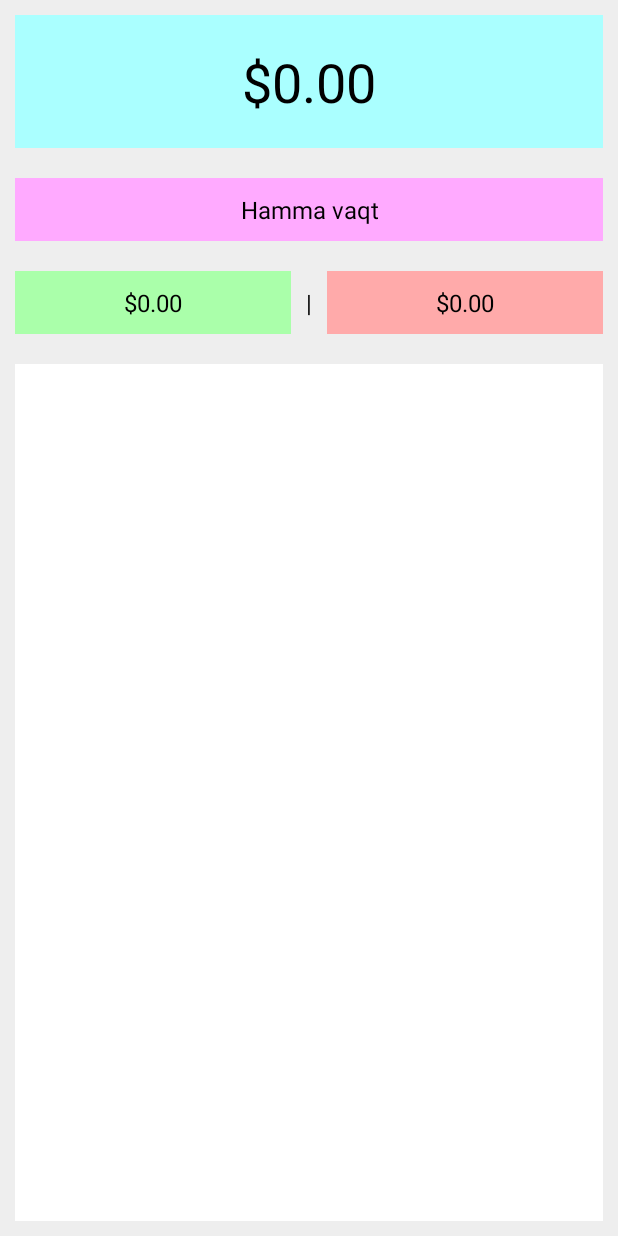
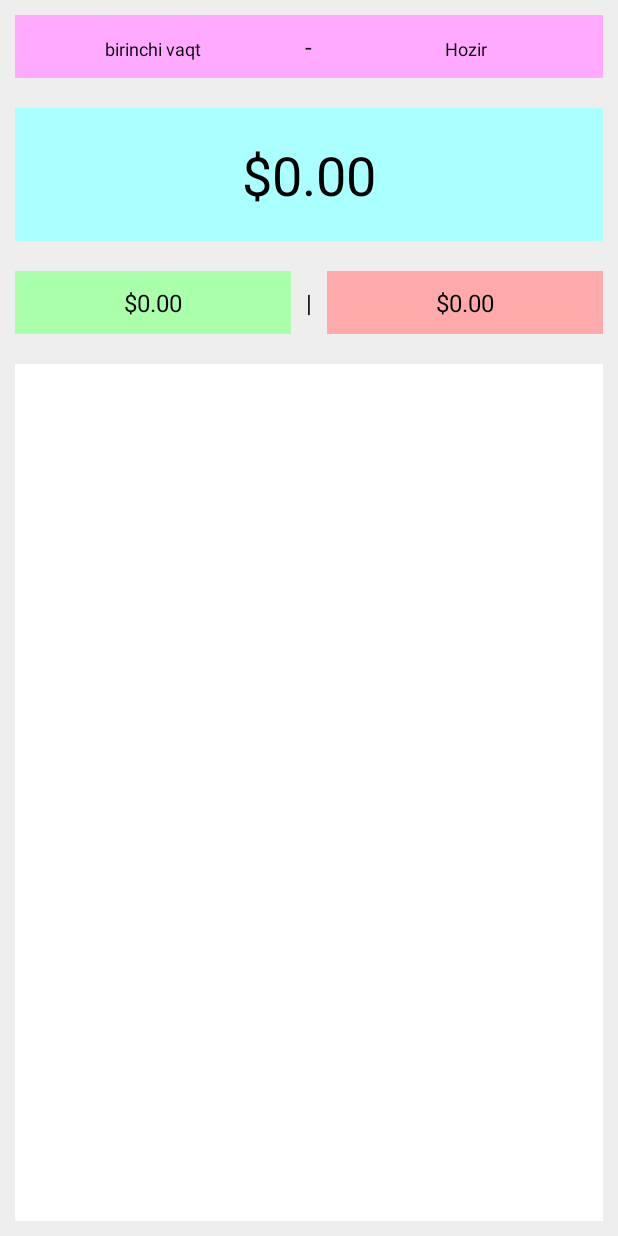
Before and after one commit to ShahzodAbdinazarov/Bill, an Android app: the screen it shows after launch (MainActivity), on a phone screen of 412 x 824 dp. Run offline under Robolectric (Android 15) with nearby library versions, the phone set to English and light mode, and no system bars.

Commit message:
Fixed bug

```diff
--- a/app/src/main/java/uz/qmii/bill/MainActivity.java
+++ b/app/src/main/java/uz/qmii/bill/MainActivity.java
@@ -26,10 +26,10 @@ public class MainActivity extends AppCompatActivity implements
 
     int money;
     private ListView history;
-    private TextView current, txtTime, income, outcome;
-    private int year, month, day;
+    private TextView current, income, outcome, from, to, setText;
+    private int year, month, day, hour, minute;
     private DBHelper db;
-    private String time;
+    private long selectTime = Calendar.getInstance().getTimeInMillis();
 
     @Override
     protected void onCreate(Bundle savedInstanceState) {
@@ -39,19 +39,28 @@ public class MainActivity extends AppCompatActivity implements
         current = findViewById(R.id.current);
         income = findViewById(R.id.income);
         outcome = findViewById(R.id.outcome);
-        txtTime = findViewById(R.id.txtTime);
         history = findViewById(R.id.history);
+        from = findViewById(R.id.from);
+        to = findViewById(R.id.to);
         db = new DBHelper(this);
 
         refresh();
 
         income.setOnClickListener(l -> dialog(true));
         outcome.setOnClickListener(l -> dialog(false));
-        txtTime.setOnClickListener(l -> {
+        from.setOnClickListener(l -> {
             setTime();
-            txtTime.setText(time);
+            setSetText(from);
+        });
+        to.setOnClickListener(l -> {
+            setTime();
+            setSetText(to);
         });
 
+    }
+
+    public void setSetText(TextView setText) {
+        this.setText = setText;
     }
 
     void dialog(boolean isIncome) {
@@ -74,10 +83,10 @@ public class MainActivity extends AppCompatActivity implements
                 History history;
                 if (isIncome) {
                     money += Integer.parseInt(text);
-                    history = new History(1, Integer.parseInt(text), "14:00", "aachen auriga ankara knelling", true);
+                    history = new History(1, Integer.parseInt(text), selectTime, "aachen auriga ankara knelling", true);
                 } else {
                     money -= Integer.parseInt(text);
-                    history = new History(1, Integer.parseInt(text), "16:00", "ian qingdao nosebag shrugging", false);
+                    history = new History(1, Integer.parseInt(text), selectTime, "ian qingdao nosebag shrugging", false);
                 }
                 db.add(history);
                 refresh();
@@ -123,6 +132,10 @@ public class MainActivity extends AppCompatActivity implements
         this.year = year;
         this.month = month;
         this.day = dayOfMonth;
+        popTimePicker();
+    }
+
+    private void popTimePicker() {
         Calendar calendar = Calendar.getInstance();
         int hour = calendar.get(Calendar.HOUR_OF_DAY);
         int minute = calendar.get(Calendar.MINUTE);
@@ -131,10 +144,17 @@ public class MainActivity extends AppCompatActivity implements
 
     @Override
     public void onTimeSet(TimePicker view, int hourOfDay, int minute) {
+        this.hour = hourOfDay;
+        this.minute = minute;
+        selectTime = getTimeFromPicker();
+        String time = DateFormat.getDateTimeInstance(DateFormat.MEDIUM, DateFormat.SHORT).format(new Date(selectTime));
+        setText.setText(time);
+    }
+
+    private long getTimeFromPicker() {
         Calendar calendar = Calendar.getInstance();
-        calendar.set(year, month, day, hourOfDay, minute);
-        long alarmTime = calendar.getTimeInMillis();
-        time = DateFormat.getDateTimeInstance(DateFormat.MEDIUM, DateFormat.SHORT).format(new Date(alarmTime));
+        calendar.set(year, month, day, hour, minute);
+        return calendar.getTimeInMillis();
     }
 
 }
--- a/app/src/main/res/layout/activity_main.xml
+++ b/app/src/main/res/layout/activity_main.xml
@@ -6,6 +6,49 @@
     android:background="#eee"
     android:orientation="vertical"
     tools:context=".MainActivity">
+
+    <LinearLayout
+        android:layout_margin="10dp"
+        android:layout_width="match_parent"
+        android:background="#faf"
+        android:layout_height="wrap_content"
+        android:orientation="horizontal">
+
+        <TextView
+            android:id="@+id/from"
+            android:textSize="12sp"
+            android:layout_width="0dp"
+            android:textColor="#000"
+            android:singleLine="true"
+            android:padding="10dp"
+            android:layout_height="wrap_content"
+            android:layout_weight="1"
+            android:gravity="center"
+            android:text="@string/first"/>
+
+        <TextView
+            android:layout_width="wrap_content"
+            android:textSize="16sp"
+            android:padding="10dp"
+            android:layout_height="wrap_content"
+            android:gravity="center"
+            android:textColor="#000"
+            android:text="-"
+            tools:ignore="HardcodedText" />
+
+        <TextView
+            android:id="@+id/to"
+            android:layout_width="0dp"
+            android:singleLine="true"
+            android:layout_height="wrap_content"
+            android:layout_weight="1"
+            android:textSize="12sp"
+            android:textColor="#000"
+            android:gravity="center"
+            android:padding="10dp"
+            android:text="@string/now" />
+
+    </LinearLayout>
 
     <TextView
         android:id="@+id/current"
@@ -19,19 +62,6 @@
         android:textColor="#000"
         android:textSize="36sp"
         tools:targetApi="o" />
-
-    <TextView
-        android:id="@+id/txtTime"
-        android:layout_width="match_parent"
-        android:layout_height="wrap_content"
-        android:layout_margin="10dp"
-        android:background="#faf"
-        android:gravity="center"
-        android:padding="10dp"
-        android:text="@string/time"
-        android:singleLine="true"
-        android:textColor="#000"
-        android:textSize="16sp" />
 
     <LinearLayout
         android:layout_margin="10dp"
--- a/app/src/main/res/values/strings.xml
+++ b/app/src/main/res/values/strings.xml
@@ -4,4 +4,6 @@
     <string name="delete">O\'chirmoqchimisiz?</string>
     <string name="msgIn">Kirimni kiriting</string>
     <string name="msgOut">Sarflangan miqdorni kiriting</string>
+    <string name="first">birinchi vaqt</string>
+    <string name="now">Hozir</string>
 </resources>
```
Also changed, not shown: app/src/main/java/uz/qmii/bill/History.java (+7 -6 lines), 2 other files.
